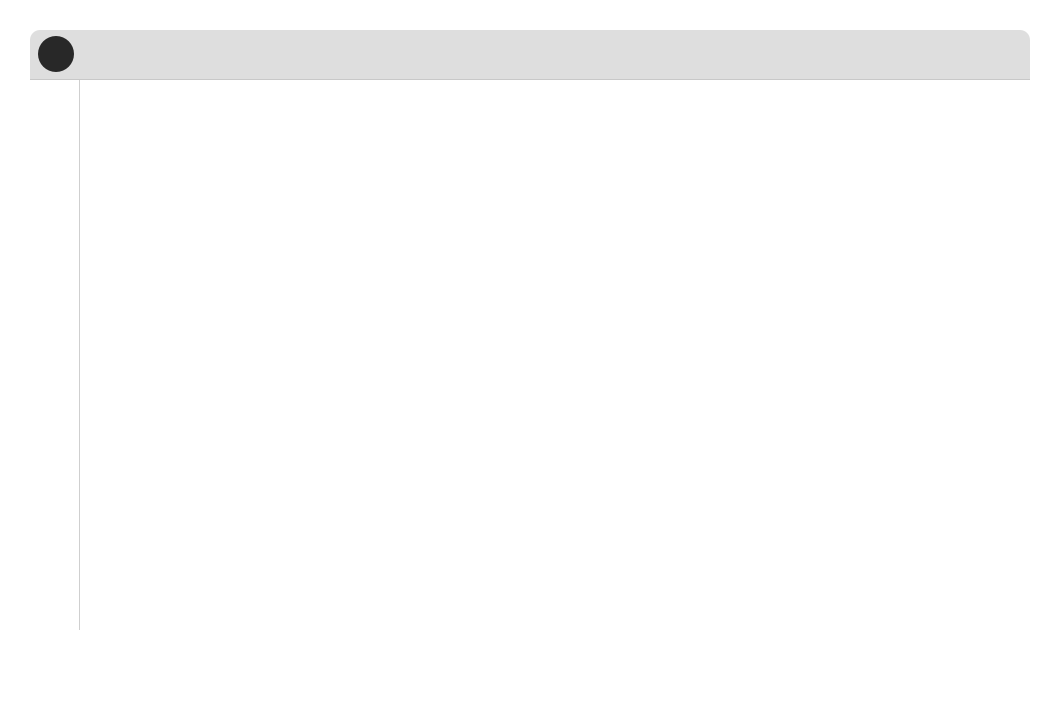
Qt form main_structure.ui (KatouMegumii/easy-to-segment) before a commit.
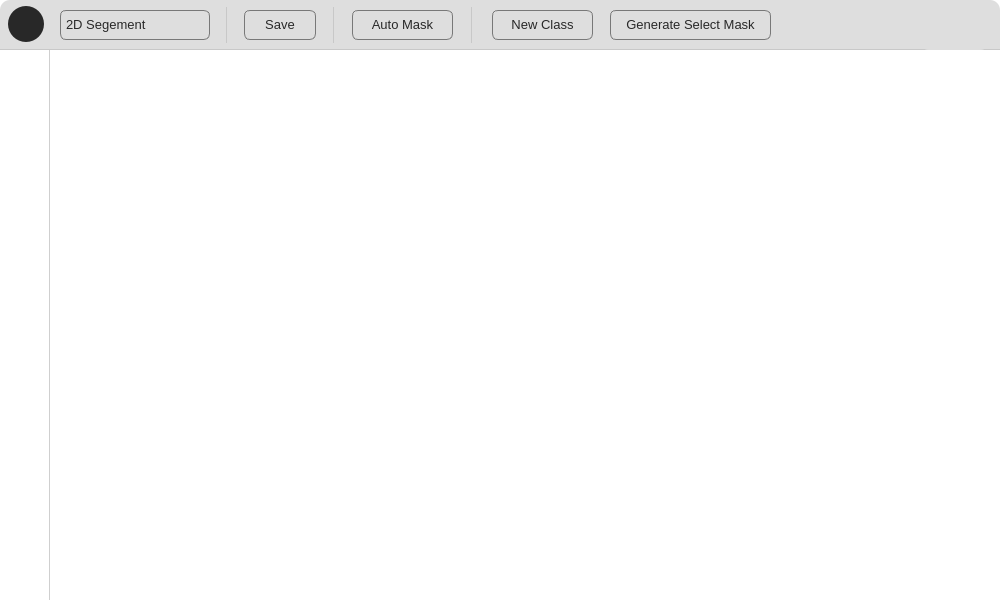
The same form after that commit. Icons and pictures are not drawn.

Commit message: top bar buttons added

```diff
--- a/main_structure.ui
+++ b/main_structure.ui
@@ -6,8 +6,8 @@
    <rect>
     <x>0</x>
     <y>0</y>
-    <width>1064</width>
-    <height>717</height>
+    <width>1000</width>
+    <height>600</height>
    </rect>
   </property>
   <property name="windowTitle">
@@ -19,8 +19,8 @@
   <widget class="QFrame" name="frame_main">
    <property name="geometry">
     <rect>
-     <x>30</x>
-     <y>30</y>
+     <x>0</x>
+     <y>0</y>
      <width>1000</width>
      <height>600</height>
     </rect>
@@ -116,30 +116,194 @@
       </size>
      </property>
     </widget>
-    <widget class="QPushButton" name="button_close">
+    <widget class="QComboBox" name="cbox_mode">
      <property name="geometry">
       <rect>
-       <x>960</x>
-       <y>13</y>
-       <width>24</width>
-       <height>24</height>
+       <x>60</x>
+       <y>10</y>
+       <width>150</width>
+       <height>30</height>
       </rect>
      </property>
+     <property name="font">
+      <font>
+       <family>Segoe UI Historic</family>
+       <pointsize>10</pointsize>
+       <bold>false</bold>
+      </font>
+     </property>
+     <property name="contextMenuPolicy">
+      <enum>Qt::DefaultContextMenu</enum>
+     </property>
      <property name="styleSheet">
+      <string notr="true">QComboBox {
+    border: 1px solid rgb(120,120,120); 
+    border-radius: 6px;
+    color: rgb(40,40,40);
+    padding-left:5px;
+    padding-bottom:1px;
+}
+
+
+QComboBox::down-arrow { 
+width:16px; 
+height: 16px;
+padding-right:10px;
+image: url(D:/Python Coding/UI icon/down-arrow.svg); 
+}
+
+QComboBox::drop-down {
+    background: transparent;
+}
+</string>
+     </property>
+     <property name="iconSize">
+      <size>
+       <width>18</width>
+       <height>18</height>
+      </size>
+     </property>
+     <item>
+      <property name="text">
+       <string>2D Segement</string>
+      </property>
+      <property name="icon">
+       <iconset>
+        <normaloff>../UI icon/2d.svg</normaloff>../UI icon/2d.svg</iconset>
+      </property>
+     </item>
+     <item>
+      <property name="text">
+       <string>3D Segement</string>
+      </property>
+      <property name="icon">
+       <iconset>
+        <normaloff>../UI icon/3d.svg</normaloff>../UI icon/3d.svg</iconset>
+      </property>
+     </item>
+    </widget>
+    <widget class="QFrame" name="frame_top_divide1">
+     <property name="geometry">
+      <rect>
+       <x>225</x>
+       <y>7</y>
+       <width>2</width>
+       <height>36</height>
+      </rect>
+     </property>
+     <property name="styleSheet">
+      <string notr="true">border-right: 1px solid rgba(194, 194, 194, 200)</string>
+     </property>
+     <property name="frameShape">
+      <enum>QFrame::StyledPanel</enum>
+     </property>
+     <property name="frameShadow">
+      <enum>QFrame::Raised</enum>
+     </property>
+    </widget>
+    <widget class="QPushButton" name="button_new_class">
+     <property name="geometry">
+      <rect>
+       <x>492</x>
+       <y>10</y>
+       <width>101</width>
+       <height>30</height>
+      </rect>
+     </property>
+     <property name="font">
+      <font>
+       <family>Segoe UI Historic</family>
+       <pointsize>10</pointsize>
+       <bold>false</bold>
+      </font>
+     </property>
+     <property name="styleSheet">
       <string notr="true">QPushButton{
-border-radius: 0px;
+border-radius: 6px;
+border: 1px solid rgb(120,120,120);
+color: rgb(40,40,40);
+padding-bottom:1px;
 }
 
 QPushButton:hover{
 	background-color: rgba(80, 80, 80, 20);
 }
 QPushButton:pressed{
-	background-color: rgba(20, 20, 20, 20);
+border: 1px solid rgb(20,20,20);
+background-color: rgb(20, 20, 20);
+color: rgb(255,255,255)
+}</string>
+     </property>
+     <property name="text">
+      <string>New Class</string>
+     </property>
+     <property name="icon">
+      <iconset>
+       <normaloff>../UI icon/square-add.svg</normaloff>../UI icon/square-add.svg</iconset>
+     </property>
+     <property name="iconSize">
+      <size>
+       <width>18</width>
+       <height>18</height>
+      </size>
+     </property>
+    </widget>
+    <widget class="QFrame" name="frame_top_divide3">
+     <property name="geometry">
+      <rect>
+       <x>470</x>
+       <y>7</y>
+       <width>2</width>
+       <height>36</height>
+      </rect>
+     </property>
+     <property name="styleSheet">
+      <string notr="true">border-right: 1px solid rgba(194, 194, 194, 200)</string>
+     </property>
+     <property name="frameShape">
+      <enum>QFrame::StyledPanel</enum>
+     </property>
+     <property name="frameShadow">
+      <enum>QFrame::Raised</enum>
+     </property>
+    </widget>
+    <widget class="QPushButton" name="button_generate_mask">
+     <property name="geometry">
+      <rect>
+       <x>610</x>
+       <y>10</y>
+       <width>161</width>
+       <height>30</height>
+      </rect>
+     </property>
+     <property name="font">
+      <font>
+       <family>Segoe UI Historic</family>
+       <pointsize>10</pointsize>
+       <bold>false</bold>
+      </font>
+     </property>
+     <property name="styleSheet">
+      <string notr="true">QPushButton{
+border-radius: 6px;
+border: 1px solid rgb(120,120,120);
+color: rgb(40,40,40);
+padding-bottom:1px;
 }
-</string>
+
+QPushButton:hover{
+border: 1px solid rgb(80,80,80);
+background-color: rgb(80, 80, 80);
+color: rgb(255,255,255)
+}
+QPushButton:pressed{
+border: 1px solid rgb(20,20,20);
+background-color: rgb(20, 20, 20);
+color: rgb(255,255,255)
+}</string>
      </property>
      <property name="text">
-      <string/>
+      <string>Generate Select Mask</string>
      </property>
      <property name="icon">
       <iconset>
@@ -147,11 +311,214 @@
      </property>
      <property name="iconSize">
       <size>
-       <width>16</width>
-       <height>16</height>
+       <width>18</width>
+       <height>18</height>
       </size>
      </property>
     </widget>
+    <widget class="QPushButton" name="button_save">
+     <property name="geometry">
+      <rect>
+       <x>244</x>
+       <y>10</y>
+       <width>72</width>
+       <height>30</height>
+      </rect>
+     </property>
+     <property name="font">
+      <font>
+       <family>Segoe UI Historic</family>
+       <pointsize>10</pointsize>
+       <bold>false</bold>
+      </font>
+     </property>
+     <property name="styleSheet">
+      <string notr="true">QPushButton{
+border-radius: 6px;
+border: 1px solid rgb(120,120,120);
+color: rgb(40,40,40);
+padding-bottom:1px;
+}
+
+QPushButton:hover{
+border: 1px solid rgb(80,80,80);
+background-color: rgb(80, 80, 80);
+color: rgb(255,255,255)
+}
+QPushButton:pressed{
+border: 1px solid rgb(20,20,20);
+background-color: rgb(20, 20, 20);
+color: rgb(255,255,255)
+}</string>
+     </property>
+     <property name="text">
+      <string>Save</string>
+     </property>
+     <property name="icon">
+      <iconset>
+       <normaloff>../UI icon/save.svg</normaloff>../UI icon/save.svg</iconset>
+     </property>
+     <property name="iconSize">
+      <size>
+       <width>18</width>
+       <height>18</height>
+      </size>
+     </property>
+    </widget>
+    <widget class="QFrame" name="frame_top_divide2">
+     <property name="geometry">
+      <rect>
+       <x>332</x>
+       <y>7</y>
+       <width>2</width>
+       <height>36</height>
+      </rect>
+     </property>
+     <property name="styleSheet">
+      <string notr="true">border-right: 1px solid rgba(194, 194, 194, 200)</string>
+     </property>
+     <property name="frameShape">
+      <enum>QFrame::StyledPanel</enum>
+     </property>
+     <property name="frameShadow">
+      <enum>QFrame::Raised</enum>
+     </property>
+    </widget>
+    <widget class="QPushButton" name="button_auto_mask">
+     <property name="geometry">
+      <rect>
+       <x>352</x>
+       <y>10</y>
+       <width>101</width>
+       <height>30</height>
+      </rect>
+     </property>
+     <property name="font">
+      <font>
+       <family>Segoe UI Historic</family>
+       <pointsize>10</pointsize>
+       <bold>false</bold>
+      </font>
+     </property>
+     <property name="styleSheet">
+      <string notr="true">QPushButton{
+border-radius: 6px;
+border: 1px solid rgb(120,120,120);
+color: rgb(40,40,40);
+padding-bottom:1px;
+}
+
+QPushButton:hover{
+border: 1px solid rgb(80,80,80);
+background-color: rgb(80, 80, 80);
+color: rgb(255,255,255)
+}
+QPushButton:pressed{
+border: 1px solid rgb(20,20,20);
+background-color: rgb(20, 20, 20);
+color: rgb(255,255,255)
+}</string>
+     </property>
+     <property name="text">
+      <string>Auto Mask</string>
+     </property>
+     <property name="icon">
+      <iconset>
+       <normaloff>../UI icon/magic.svg</normaloff>../UI icon/magic.svg</iconset>
+     </property>
+     <property name="iconSize">
+      <size>
+       <width>18</width>
+       <height>18</height>
+      </size>
+     </property>
+    </widget>
+    <widget class="QFrame" name="frame_top_right">
+     <property name="geometry">
+      <rect>
+       <x>919</x>
+       <y>0</y>
+       <width>71</width>
+       <height>50</height>
+      </rect>
+     </property>
+     <property name="frameShape">
+      <enum>QFrame::StyledPanel</enum>
+     </property>
+     <property name="frameShadow">
+      <enum>QFrame::Raised</enum>
+     </property>
+     <layout class="QHBoxLayout" name="horizontalLayout">
+      <item>
+       <widget class="QPushButton" name="button_minimize">
+        <property name="styleSheet">
+         <string notr="true">QPushButton{
+border-radius: 0px;
+min-width:30px;
+max-width:30px;
+min-height:30px;
+max-height:30px;
+}
+
+QPushButton:hover{
+	background-color: rgba(80, 80, 80, 50);
+}
+QPushButton:pressed{
+	background-color: rgba(20, 20, 20, 100);
+}
+</string>
+        </property>
+        <property name="text">
+         <string/>
+        </property>
+        <property name="icon">
+         <iconset>
+          <normaloff>../UI icon/minimize.svg</normaloff>../UI icon/minimize.svg</iconset>
+        </property>
+        <property name="iconSize">
+         <size>
+          <width>18</width>
+          <height>18</height>
+         </size>
+        </property>
+       </widget>
+      </item>
+      <item>
+       <widget class="QPushButton" name="button_close">
+        <property name="styleSheet">
+         <string notr="true">QPushButton{
+border-radius: 0px;
+min-width:30px;
+max-width:30px;
+min-height:30px;
+max-height:30px;
+}
+
+QPushButton:hover{
+	background-color: rgba(80, 80, 80, 50);
+}
+QPushButton:pressed{
+	background-color: rgba(20, 20, 20, 100);
+}
+</string>
+        </property>
+        <property name="text">
+         <string/>
+        </property>
+        <property name="icon">
+         <iconset>
+          <normaloff>../UI icon/close.svg</normaloff>../UI icon/close.svg</iconset>
+        </property>
+        <property name="iconSize">
+         <size>
+          <width>18</width>
+          <height>18</height>
+         </size>
+        </property>
+       </widget>
+      </item>
+     </layout>
+    </widget>
    </widget>
    <widget class="QFrame" name="frame_left">
     <property name="geometry">
```
Left out of the diff: 8 changed lines with no effect on the pictures. The commit also changes 2 other files.
